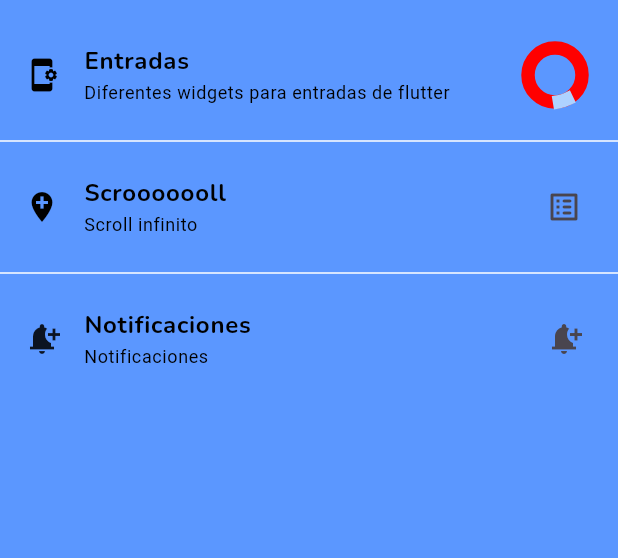
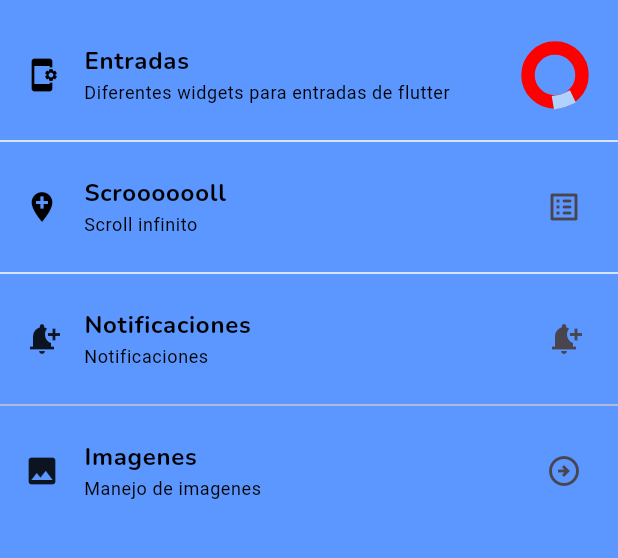
Before and after one commit to ga1ker/componentes_flutter, a Flutter app: the screen it shows after launch, on a phone screen of 412 x 824 dp, the part 63-621 px from its top. Run offline on Flutter 3.47's test engine with Material 3 defaults, Android fonts, the phone set to English and light mode, and no system bars; our stand-ins replace google_fonts.

Commit message:
Images 1

```diff
--- a/lib/screens/home_screen.dart
+++ b/lib/screens/home_screen.dart
@@ -1,4 +1,5 @@
 import 'package:flutter/material.dart';
+import 'package:practica3_componentes/screens/images_screen.dart';
 import 'package:practica3_componentes/screens/infinite_list_screen.dart';
 import 'package:practica3_componentes/screens/input_screen.dart';
 import 'package:practica3_componentes/screens/notifications_sceen.dart';
@@ -85,6 +86,26 @@ class HomeScreen extends StatelessWidget {
               });
               Navigator.push(context, ruta3);
             },
+          ),
+          const Divider(),
+          ListTile(
+            leading: IconTheme(
+              data: AppTheme.lightTheme.iconTheme,
+              child: Icon(Icons.image),
+            ),
+            title: Text(
+              'Imagenes',
+              style: AppTheme.lightTheme.textTheme.headlineLarge,
+            ),
+            subtitle: Text('Manejo de imagenes',
+                style: Theme.of(context).textTheme.bodySmall),
+            trailing: const Icon(Icons.arrow_circle_right_outlined),
+            onTap: () {
+              final ruta4 = MaterialPageRoute(builder: (context) {
+                return const ImagesScreen();
+              });
+              Navigator.push(context, ruta4);
+            },
           )
         ],
       ),
--- a/pubspec.yaml
+++ b/pubspec.yaml
@@ -18,3 +18,6 @@ dev_dependencies:
 
 flutter:
   uses-material-design: true
+  assets:
+    - assets/imgs/porsche-model.png
+    - assets/imgs/ga1ker.jpg
```
Also changed, not shown: lib/screens/images_screen.dart (added, +41 -0 lines), assets/imgs/ga1ker.jpg (renamed from assets/img/ga1ker.jpg), assets/imgs/porsche-model.png (renamed from assets/img/porsche-model.png).
